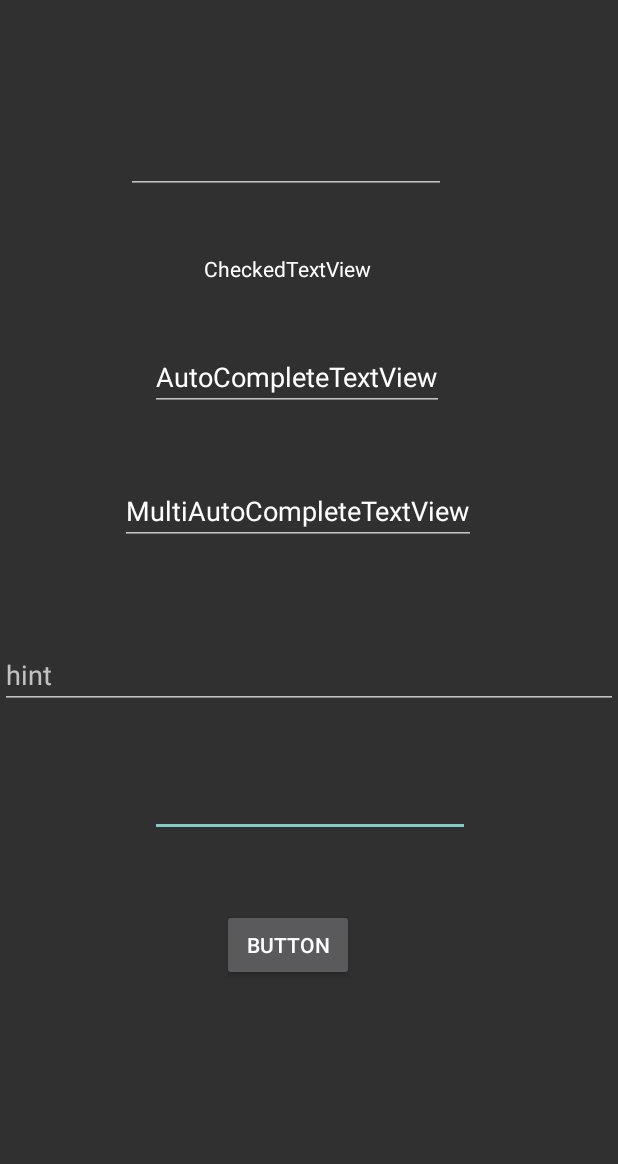
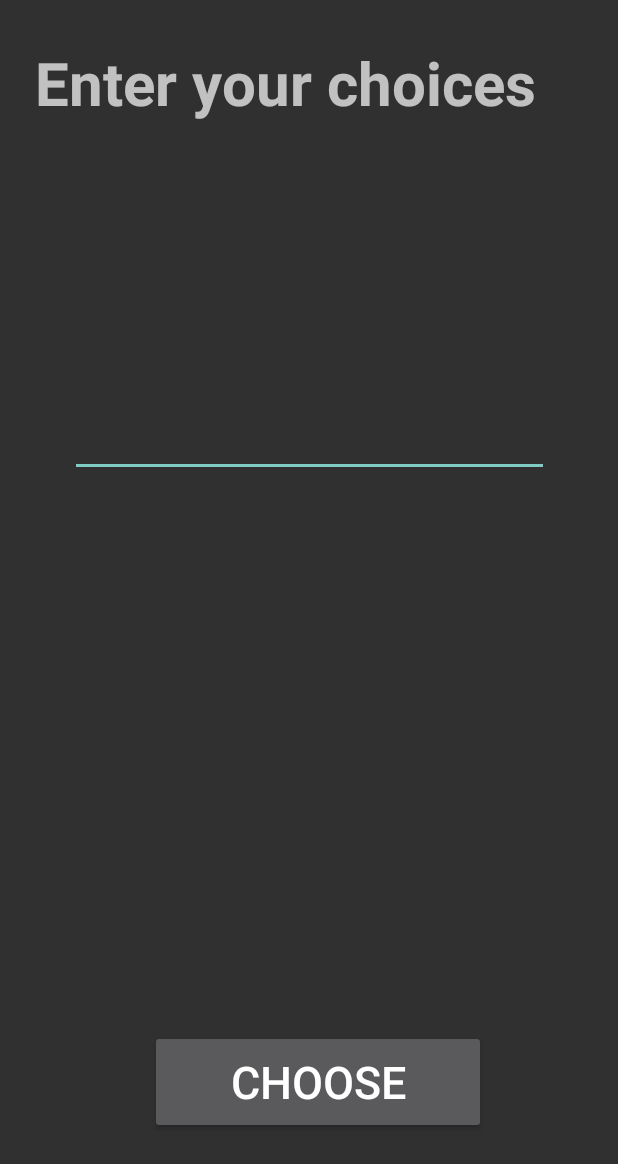
Before and after one commit to LaunDan/Chooser, an Android app: the screen it shows after launch (MainActivity), on a phone screen of 412 x 824 dp. Shown: the top 1164 px of the screen. Run offline under Robolectric (Android 15) with nearby library versions, the phone set to English and light mode, and no system bars.

Commit message:
set view of enter activity

```diff
--- a/chooser/app/src/main/res/layout/activity_main.xml
+++ b/chooser/app/src/main/res/layout/activity_main.xml
@@ -8,73 +8,38 @@
 
     <Button
         android:id="@+id/button"
-        android:layout_width="wrap_content"
-        android:layout_height="wrap_content"
-        android:layout_marginStart="148dp"
-        android:layout_marginTop="48dp"
-        android:text="Button"
+        android:layout_width="224dp"
+        android:layout_height="69dp"
+        android:layout_marginStart="100dp"
+        android:layout_marginBottom="68dp"
+        android:text="Choose"
+        app:layout_constraintBottom_toBottomOf="parent"
         app:layout_constraintStart_toStartOf="parent"
-        app:layout_constraintTop_toBottomOf="@+id/editText2" />
+        android:textSize="30dp"/>
 
-    <EditText
-        android:id="@+id/editText2"
-        android:layout_width="wrap_content"
-        android:layout_height="wrap_content"
-        android:layout_marginStart="100dp"
-        android:layout_marginTop="40dp"
-        android:ems="10"
-        android:inputType="number"
-        app:layout_constraintStart_toStartOf="parent"
-        app:layout_constraintTop_toBottomOf="@+id/textInputEditText" />
-
-    <com.google.android.material.textfield.TextInputEditText
-        android:id="@+id/textInputEditText"
-        android:layout_width="match_parent"
-        android:layout_height="wrap_content"
-        android:layout_marginTop="64dp"
-        android:hint="hint"
-        app:layout_constraintTop_toBottomOf="@+id/multiAutoCompleteTextView"
-        tools:layout_editor_absoluteX="0dp" />
-
-    <MultiAutoCompleteTextView
-        android:id="@+id/multiAutoCompleteTextView"
-        android:layout_width="wrap_content"
-        android:layout_height="wrap_content"
-        android:layout_marginStart="80dp"
-        android:layout_marginTop="44dp"
-        android:text="MultiAutoCompleteTextView"
-        app:layout_constraintStart_toStartOf="parent"
-        app:layout_constraintTop_toBottomOf="@+id/autoCompleteTextView" />
-
-    <AutoCompleteTextView
-        android:id="@+id/autoCompleteTextView"
-        android:layout_width="wrap_content"
-        android:layout_height="wrap_content"
-        android:layout_marginStart="100dp"
-        android:layout_marginTop="40dp"
-        android:text="AutoCompleteTextView"
-        app:layout_constraintStart_toStartOf="parent"
-        app:layout_constraintTop_toBottomOf="@+id/checkedTextView" />
-
-    <CheckedTextView
-        android:id="@+id/checkedTextView"
-        android:layout_width="wrap_content"
-        android:layout_height="wrap_content"
-        android:layout_marginStart="136dp"
-        android:layout_marginTop="40dp"
-        android:text="CheckedTextView"
-        app:layout_constraintStart_toStartOf="parent"
-        app:layout_constraintTop_toBottomOf="@+id/editText3" />
-
-    <EditText
-        android:id="@+id/editText3"
-        android:layout_width="wrap_content"
-        android:layout_height="wrap_content"
-        android:layout_marginStart="84dp"
-        android:layout_marginTop="84dp"
-        android:ems="10"
-        android:gravity="start|top"
-        android:inputType="textMultiLine"
+    <TextView
+        android:id="@+id/textView"
+        android:layout_width="365dp"
+        android:layout_height="54dp"
+        android:layout_marginTop="28dp"
+        android:text="Enter your choices"
+        android:textSize="40dp"
+        android:textStyle="bold"
+        app:layout_constraintEnd_toEndOf="parent"
         app:layout_constraintStart_toStartOf="parent"
         app:layout_constraintTop_toTopOf="parent" />
+
+    <com.google.android.material.textfield.TextInputLayout
+        android:layout_width="319dp"
+        android:layout_height="237dp"
+        android:layout_marginTop="180dp"
+        app:layout_constraintEnd_toEndOf="parent"
+        app:layout_constraintStart_toStartOf="parent"
+        app:layout_constraintTop_toBottomOf="@+id/textView">
+
+        <com.google.android.material.textfield.TextInputEditText
+            android:layout_width="match_parent"
+            android:layout_height="wrap_content" />
+    </com.google.android.material.textfield.TextInputLayout>
+
 </androidx.constraintlayout.widget.ConstraintLayout>
```
